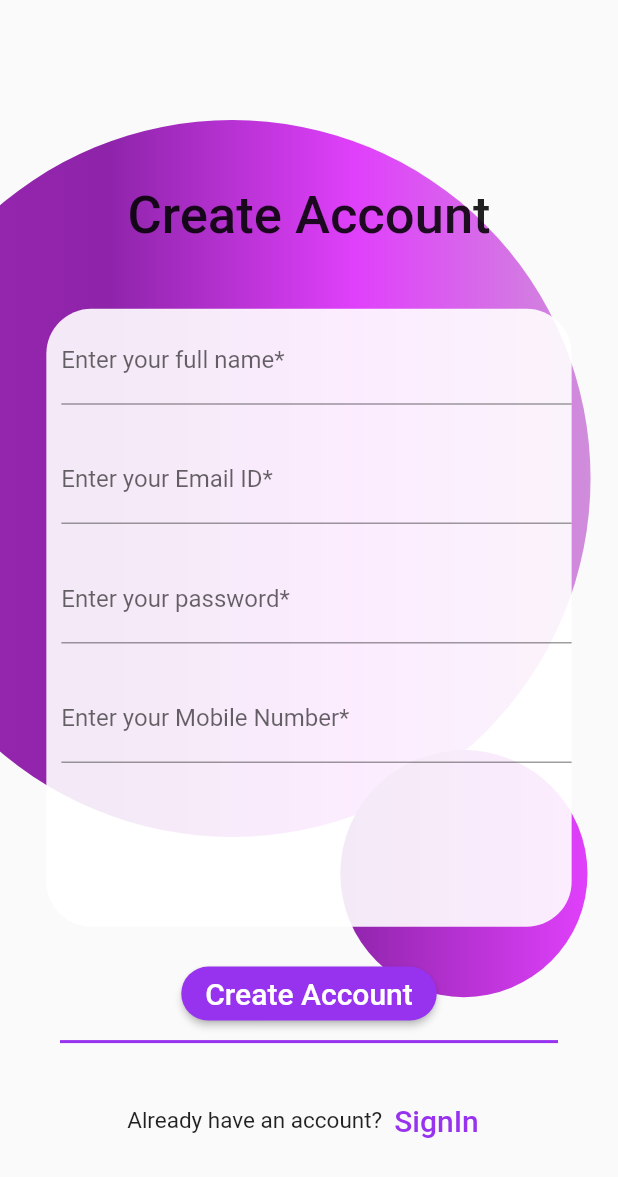
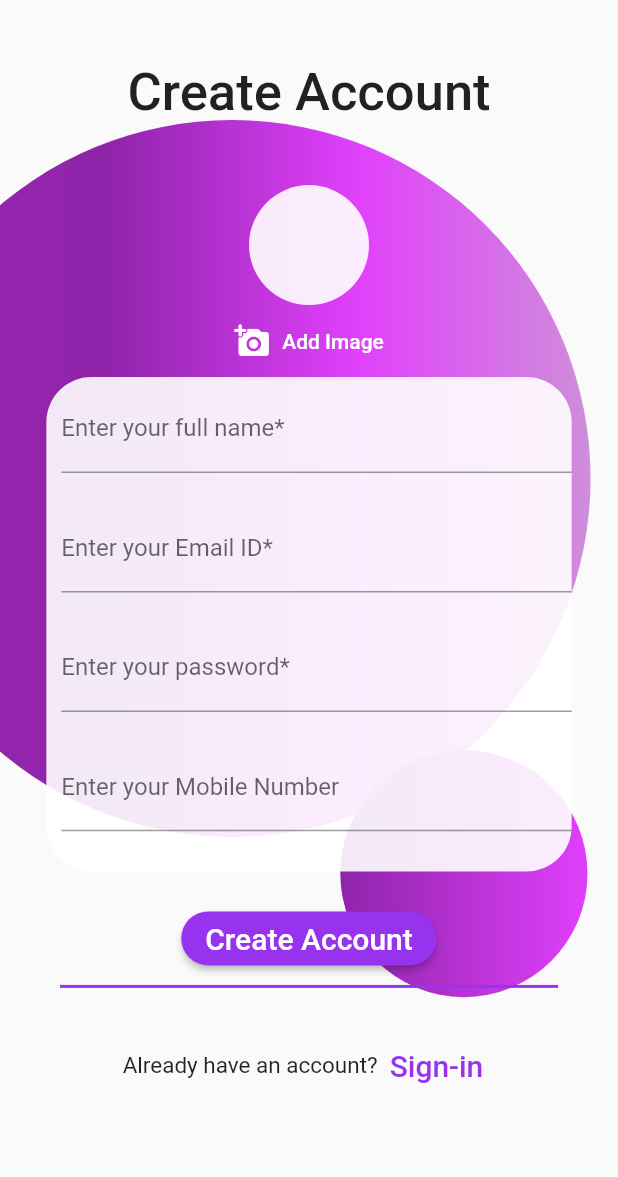
Before and after one commit to Naman-Gayakwad/GameOn-, a Flutter app: the CreateAccount screen opened directly, on a phone screen of 412 x 824 dp. Shown: the top 1177 px of the screen. Run offline on Flutter 3.47's test engine with Material 2 defaults, Android fonts, the phone set to English and light mode, and no system bars; our stand-ins replace cached_network_image, cloud_firestore, connectivity_plus, firebase_auth, firebase_core, firebase_storage and 8 more; missing offline and left inert: flutter_facebook_auth; accounts and stored records are empty.

Commit message:
Image picker added & minor changes

```diff
--- a/lib/indoorlist.dart
+++ b/lib/indoorlist.dart
@@ -1,7 +1,7 @@
 import 'package:cloud_firestore/cloud_firestore.dart';
 import 'package:flutter/material.dart';
-import 'package:game_on/screens/mainpage.dart';
-import 'package:game_on/utils/next_screen.dart';
+import 'screens/mainpage.dart';
+import 'utils/next_screen.dart';
 
 class IndoorList extends StatefulWidget {
   const IndoorList({super.key});
--- a/lib/outdoorlist.dart
+++ b/lib/outdoorlist.dart
@@ -1,6 +1,6 @@
 import 'package:flutter/material.dart';
-import 'package:game_on/screens/mainpage.dart';
-import 'package:game_on/utils/next_screen.dart';
+import 'screens/mainpage.dart';
+import 'utils/next_screen.dart';
 
 class OutdoorList extends StatefulWidget {
   const OutdoorList({super.key});
--- a/lib/screens/be_a_mentor.dart
+++ b/lib/screens/be_a_mentor.dart
@@ -1,5 +1,5 @@
 import 'package:flutter/material.dart';
-import 'package:game_on/screens/coach.dart';
+import 'coach.dart';
 
 class BeAMentorScreen extends StatefulWidget {
   const BeAMentorScreen({super.key});
--- a/lib/screens/coach.dart
+++ b/lib/screens/coach.dart
@@ -1,7 +1,7 @@
 import 'package:flutter/material.dart';
-import 'package:game_on/screens/be_a_mentor.dart';
-import 'package:game_on/utils.dart';
-import 'package:game_on/utils/next_screen.dart';
+import 'be_a_mentor.dart';
+import '../utils.dart';
+import '../utils/next_screen.dart';
 
 class Coach extends StatefulWidget {
   const Coach({super.key});
--- a/lib/screens/contest.dart
+++ b/lib/screens/contest.dart
@@ -1,5 +1,5 @@
 import 'package:flutter/material.dart';
-import 'package:game_on/utils.dart';
+import '../utils.dart';
 
 class Contest extends StatefulWidget {
   const Contest({super.key});
--- a/lib/screens/create_account.dart
+++ b/lib/screens/create_account.dart
@@ -1,9 +1,12 @@
+import 'dart:io';
 import 'package:firebase_core/firebase_core.dart';
 import 'package:flutter/material.dart';
-import 'package:game_on/screens/login_screen.dart';
-import 'package:game_on/utils/next_screen.dart';
-import 'package:game_on/widgets/doublecircle_bgi.dart';
+import 'package:game_on/widgets/image_picker.dart';
+import 'login_screen.dart';
+import '../utils/next_screen.dart';
+import '../widgets/doublecircle_bgi.dart';
 import 'package:firebase_auth/firebase_auth.dart';
+import 'package:firebase_storage/firebase_storage.dart';
 
 final _firebase = FirebaseAuth.instance;
 bool result = false;
@@ -21,6 +24,7 @@ class _CreateAccountState extends State<CreateAccount> {
   var _enteredEmail = '';
   var _enteredPassword = '';
   var _enteredMobileNo = '';
+  File? _selectedImage;
   void _submit() async {
     final isValid = _formKey.currentState!.validate();
     if (isValid) {
@@ -44,6 +48,14 @@ class _CreateAccountState extends State<CreateAccount> {
           final userCredentials =
               await _firebase.createUserWithEmailAndPassword(
                   email: _enteredEmail, password: _enteredPassword);
+          final storageRef = FirebaseStorage.instance
+              .ref()
+              .child('user_images')
+              .child('${userCredentials.user!.uid}.jpg');
+
+          await storageRef.putFile(_selectedImage!);
+          final imageUrl = await storageRef.getDownloadURL();
+          print(imageUrl);
           // ignore: use_build_context_synchronously
           showDialog(
               context: context,
@@ -66,6 +78,9 @@ class _CreateAccountState extends State<CreateAccount> {
           );
         }
       }
+      if (_selectedImage == null) {
+        return;
+      }
     }
   }
 
@@ -82,7 +97,7 @@ class _CreateAccountState extends State<CreateAccount> {
               crossAxisAlignment: CrossAxisAlignment.center,
               children: [
                 SizedBox(
-                  height: MediaQuery.of(context).size.height * 0.15,
+                  height: MediaQuery.of(context).size.height * 0.05,
                 ),
                 const Align(
                   alignment: Alignment.center,
@@ -92,11 +107,16 @@ class _CreateAccountState extends State<CreateAccount> {
                   ),
                 ),
                 SizedBox(height: MediaQuery.of(context).size.height * 0.05),
+                UserImagePicker(
+                  onPickImage: (pickedImage) {
+                    _selectedImage = pickedImage;
+                  },
+                ),
                 Container(
                   padding:
                       const EdgeInsets.only(left: 10, top: 5.0, bottom: 5.0),
                   width: MediaQuery.of(context).size.width * 0.85,
-                  height: MediaQuery.of(context).size.height * 0.5,
+                  height: MediaQuery.of(context).size.height * 0.40,
                   decoration: BoxDecoration(
                       color: Colors.white.withOpacity(0.9),
                       borderRadius: BorderRadius.circular(30)),
@@ -156,7 +176,7 @@ class _CreateAccountState extends State<CreateAccount> {
                         ),
                         TextFormField(
                           decoration: const InputDecoration(
-                              labelText: 'Enter your Mobile Number*'),
+                              labelText: 'Enter your Mobile Number'),
                           onSaved: (newValue) {
                             _enteredMobileNo = newValue!;
                           },
@@ -219,7 +239,7 @@ class _CreateAccountState extends State<CreateAccount> {
                           nextScreenReplace(context, const LoginScreen());
                         },
                         child: const Text(
-                          'SignIn',
+                          'Sign-in',
                           style: TextStyle(
                               fontSize: 20,
                               color: Color.fromRGBO(151, 51, 238, 1)),
--- a/lib/screens/home.dart
+++ b/lib/screens/home.dart
@@ -1,5 +1,5 @@
 import 'package:flutter/material.dart';
-import 'package:game_on/widgets/banner_widget.dart';
+import '../widgets/banner_widget.dart';
 // import 'learn&practice.dart';
 // import 'mainPageHomePageStacked.dart';
 import 'mainpage.dart';
--- a/lib/screens/learn&practice.dart
+++ b/lib/screens/learn&practice.dart
@@ -1,5 +1,5 @@
 import 'package:flutter/material.dart';
-import 'package:game_on/utils.dart';
+import '../utils.dart';
 // import 'coach.dart';
 // import 'contest.dart';
 // import 'home.dart';
--- a/lib/screens/login_screen.dart
+++ b/lib/screens/login_screen.dart
@@ -1,7 +1,7 @@
 import 'package:firebase_auth/firebase_auth.dart';
 import 'package:flutter/material.dart';
 import 'package:font_awesome_flutter/font_awesome_flutter.dart';
-import 'package:game_on/screens/create_account.dart';
+import 'create_account.dart';
 import 'forgot_password_screen.dart';
 import '../providers/internet_provider.dart';
 import '../providers/sign_in_provider.dart';
--- a/lib/screens/mainpage.dart
+++ b/lib/screens/mainpage.dart
@@ -1,7 +1,7 @@
 import 'package:flutter/material.dart';
 import 'package:flutter/services.dart';
-import 'package:game_on/widgets/button_widget.dart';
-import 'package:game_on/widgets/navigation_drawer_widget.dart';
+import '../widgets/button_widget.dart';
+import '../widgets/navigation_drawer_widget.dart';
 
 import 'coach.dart';
 import 'contest.dart';
--- a/lib/screens/store.dart
+++ b/lib/screens/store.dart
@@ -1,5 +1,5 @@
 import 'package:flutter/material.dart';
-import 'package:game_on/utils.dart';
+import '../utils.dart';
 
 class Store extends StatefulWidget {
   const Store({super.key});
--- a/lib/utils/snack_bar.dart
+++ b/lib/utils/snack_bar.dart
@@ -3,6 +3,7 @@ import 'package:flutter/material.dart';
 void openSnackbar(context, snackMessage, color) {
   ScaffoldMessenger.of(context).showSnackBar(
     SnackBar(
+
       backgroundColor: color,
       action: SnackBarAction(
         label: 'OK',
--- /dev/null
+++ b/lib/widgets/image_picker.dart
@@ -0,0 +1,52 @@
+import 'dart:io';
+
+import 'package:flutter/material.dart';
+import 'package:image_picker/image_picker.dart';
+
+class UserImagePicker extends StatefulWidget {
+  const UserImagePicker({super.key, required this.onPickImage});
+
+  final void Function(File pickedImage) onPickImage;
+
+  @override
+  State<UserImagePicker> createState() => _UserImagePickerState();
+}
+
+class _UserImagePickerState extends State<UserImagePicker> {
+  File? _pickedImageFile;
+  void _pickImage() async {
+    final pickedImage = await ImagePicker().pickImage(
+        source: ImageSource.gallery, imageQuality: 50, maxWidth: 150);
+    if (pickedImage == null) {
+      return;
+    }
+
+    setState(() {
+      _pickedImageFile = File(pickedImage.path);
+    });
+    widget.onPickImage(_pickedImageFile!);
+  }
+
+  @override
+  Widget build(BuildContext context) {
+    return Column(
+      children: [
+        CircleAvatar(
+          radius: 40,
+          backgroundColor: Colors.white.withOpacity(0.9),
+          foregroundImage:
+              _pickedImageFile != null ? FileImage(_pickedImageFile!) : null,
+        ),
+        TextButton.icon(
+            style: const ButtonStyle(
+                iconColor: MaterialStatePropertyAll(Colors.white)),
+            onPressed: _pickImage,
+            icon: const Icon(Icons.add_a_photo_rounded),
+            label: const Text(
+              'Add Image',
+              style: TextStyle(color: Colors.white),
+            )),
+      ],
+    );
+  }
+}
```
Also changed, not shown: lib/main.dart (+10 -7 lines), lib/widgets/navigation_drawer_widget.dart (+7 -4 lines), pubspec.yaml (+6 -5 lines), pubspec.lock, 3 other files.
